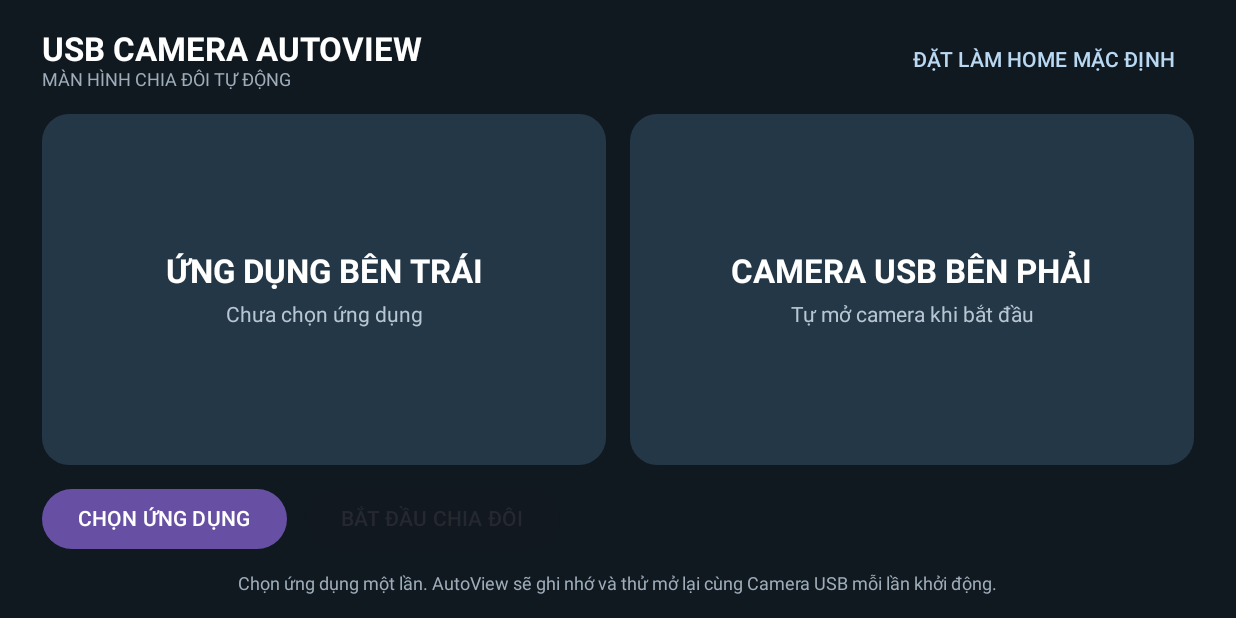
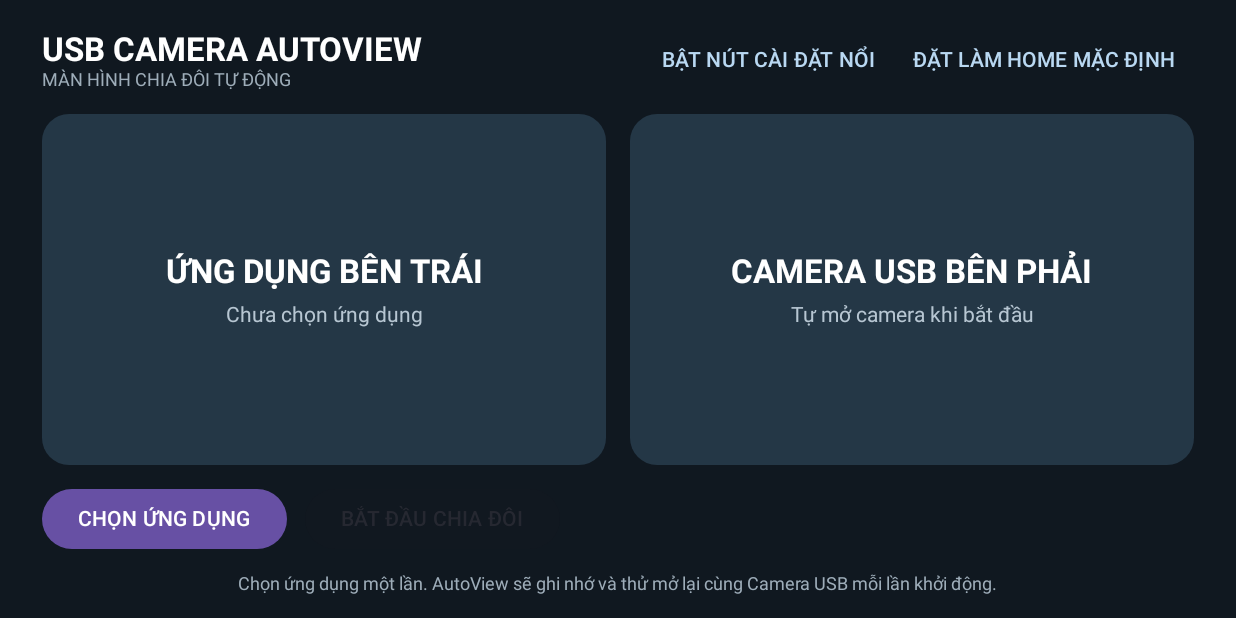
Before and after one commit to mrpamnhat-dotcom/du-an-01.25082026, an Android app built with Jetpack Compose: the HomeActivity screen opened directly, with no data from a screen before it, on a phone screen of 824 x 412 dp (held sideways). Run offline under Robolectric (Android 15) with nearby library versions, the phone set to English and light mode, and no system bars.

Commit message:
Add one-tap floating settings permission and app chooser

```diff
--- a/usb-camera-autoview/app/src/main/java/vn/autoview/usbcamera/HomeActivity.kt
+++ b/usb-camera-autoview/app/src/main/java/vn/autoview/usbcamera/HomeActivity.kt
@@ -33,6 +33,7 @@ private const val KEY_SELECTED_LABEL = "selected_app_label"
 private data class LaunchableApp(val label: String, val packageName: String)
 
 class HomeActivity : ComponentActivity() {
+    companion object { const val EXTRA_OPEN_SETTINGS = "open_autoview_settings" }
     private val homeRoleRequest = registerForActivityResult(
         ActivityResultContracts.StartActivityForResult()
     ) { }
@@ -46,6 +47,8 @@ class HomeActivity : ComponentActivity() {
         setContent {
             AutoViewHome(
                 selectedLabel = prefs.getString(KEY_SELECTED_LABEL, null),
+                initialShowApps = intent.getBooleanExtra(EXTRA_OPEN_SETTINGS, false),
+                onEnableFloating = { enableFloatingSettings() },
                 onApps = { loadLaunchableApps() },
                 onSelectApp = { app ->
                     prefs.edit().putString(KEY_SELECTED_PACKAGE, app.packageName)
@@ -63,6 +66,14 @@ class HomeActivity : ComponentActivity() {
     override fun onResume() {
         super.onResume()
         enterImmersiveMode()
+    }
+
+    private fun enableFloatingSettings() {
+        if (Build.VERSION.SDK_INT >= Build.VERSION_CODES.M && !Settings.canDrawOverlays(this)) {
+            startActivity(Intent(Settings.ACTION_MANAGE_OVERLAY_PERMISSION, android.net.Uri.parse("package:$packageName")))
+            return
+        }
+        runCatching { startService(Intent(this, FloatingSettingsService::class.java)) }
     }
 
     override fun onWindowFocusChanged(hasFocus: Boolean) {
@@ -141,12 +152,14 @@ class HomeActivity : ComponentActivity() {
 @Composable
 private fun AutoViewHome(
     selectedLabel: String?,
+    initialShowApps: Boolean,
+    onEnableFloating: () -> Unit,
     onApps: () -> List<LaunchableApp>,
     onSelectApp: (LaunchableApp) -> Unit,
     onStartPair: () -> Unit,
     onSetDefaultHome: () -> Unit
 ) {
-    var showApps by remember { mutableStateOf(false) }
+    var showApps by remember { mutableStateOf(initialShowApps) }
     var apps by remember { mutableStateOf(emptyList<LaunchableApp>()) }
     var selected by remember { mutableStateOf(selectedLabel) }
     Surface(Modifier.fillMaxSize(), color = Color(0xFF101820)) {
@@ -159,6 +172,9 @@ private fun AutoViewHome(
                 Column(Modifier.weight(1f)) {
                     Text("USB CAMERA AUTOVIEW", color = Color.White, fontSize = 22.sp, fontWeight = FontWeight.Bold)
                     Text("MÀN HÌNH CHIA ĐÔI TỰ ĐỘNG", color = Color(0xFF9EADB9), fontSize = 12.sp)
+                }
+                TextButton(onClick = onEnableFloating) {
+                    Text("BẬT NÚT CÀI ĐẶT NỔI", color = Color(0xFFB9D8F2))
                 }
                 TextButton(onClick = onSetDefaultHome) {
                     Text("ĐẶT LÀM HOME MẶC ĐỊNH", color = Color(0xFFB9D8F2))
```
